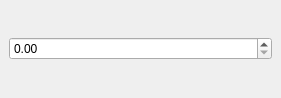
Before: the Qt Designer form studio/time_dock.ui in caryoscelus/rainynite-studio, drawn with Qt 5.
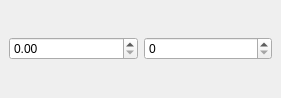
After: the same form once the commit is applied.

Commit message: Time dock: fps change

The edit to the form file:
```diff
--- a/studio/time_dock.ui
+++ b/studio/time_dock.ui
@@ -18,6 +18,9 @@
     <item>
      <widget class="QDoubleSpinBox" name="time_box"/>
     </item>
+    <item>
+     <widget class="QSpinBox" name="fps_box"/>
+    </item>
    </layout>
   </widget>
  </widget>
```
The commit also changes 2 other files.
